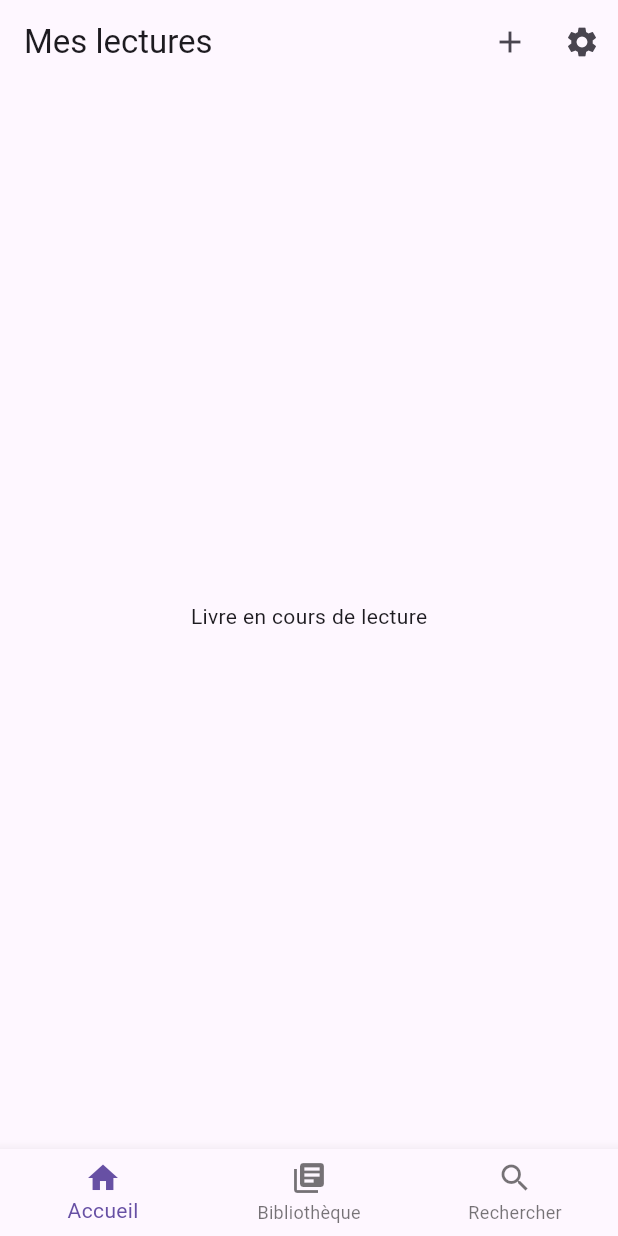
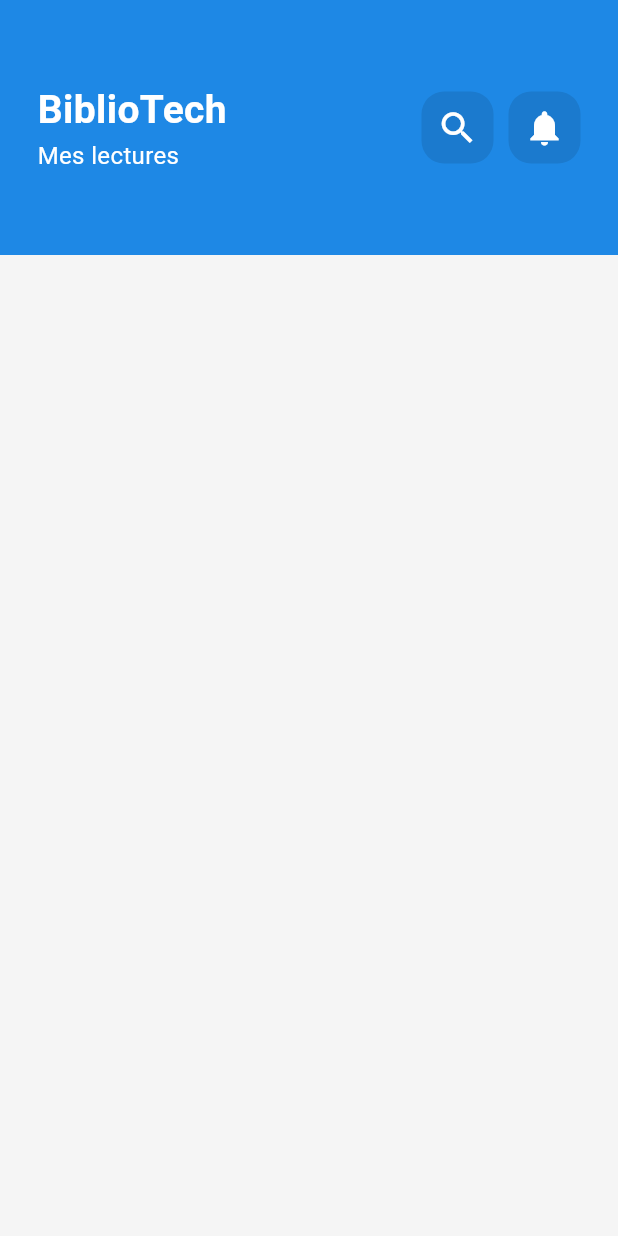
Before and after one commit to nrouelle/bibliotech_ui, a Flutter app: the screen it shows after launch, on a phone screen of 412 x 824 dp. Run offline on Flutter 3.47's test engine with Material 3 defaults, Android fonts, the phone set to English and light mode, and no system bars; generated files the repository leaves out were written again.

Commit message:
clean home page and add a header

```diff
--- a/lib/src/home/home_view.dart
+++ b/lib/src/home/home_view.dart
@@ -12,61 +12,88 @@ class HomeView extends StatefulWidget {
 }
 
 class _HomeViewState extends State<HomeView> {
-  int _selectedIndex = 0;
+  @override
+  Widget build(BuildContext context) {
+    return Scaffold(
+      backgroundColor: Colors.grey[100],
+      body: Column(
+        children: [const Header()],
+      ),
+    );
+  }
+}
 
-  static const List<Widget> _pages = <Widget>[
-    CurrentBook(),
-    BookListView(),
-    BookAddView(),
-    About()
-  ];
-
-  void _onItemTapped(int index) {
-    setState(() {
-      _selectedIndex = index;
-    });
-  }
+class Header extends StatelessWidget {
+  const Header({
+    super.key,
+  });
 
   @override
   Widget build(BuildContext context) {
-    return Scaffold(
-      appBar: AppBar(
-        title: const Text('Mes lectures'),
-        actions: [
-          IconButton(
-            icon: const Icon(Icons.add),
-            onPressed: () {
-              // Navigate to the settings page. If the user leaves and returns
-              // to the app after it has been killed while running in the
-              // background, the navigation stack is restored.
-              Navigator.pushNamed(context, BookAddView.routeName);
-            },
+    return Container(
+      padding: const EdgeInsets.symmetric(vertical: 25, horizontal: 25),
+      alignment: Alignment.center,
+      height: 170,
+      decoration: BoxDecoration(color: Colors.blue.shade600),
+      child: Row(
+        mainAxisAlignment: MainAxisAlignment.spaceBetween,
+        children: [
+          const Column(
+            crossAxisAlignment: CrossAxisAlignment.start,
+            mainAxisSize: MainAxisSize.min,
+            children: [
+              Text(
+                "BiblioTech",
+                style: TextStyle(
+                  fontSize: 26,
+                  fontWeight: FontWeight.bold,
+                  color: Colors.white,
+                ),
+              ),
+              Text(
+                "Mes lectures",
+                style: TextStyle(
+                  fontSize: 16,
+                  fontWeight: FontWeight.normal,
+                  color: Colors.white,
+                ),
+              )
+            ],
           ),
-          IconButton(
-            icon: const Icon(Icons.settings),
-            onPressed: () {
-              // Navigate to the settings page. If the user leaves and returns
-              // to the app after it has been killed while running in the
-              // background, the navigation stack is restored.
-              Navigator.restorablePushNamed(context, SettingsView.routeName);
-            },
-          ),
+          Row(children: [
+            Container(
+              decoration: BoxDecoration(
+                borderRadius: BorderRadius.circular(15),
+                color: Colors.black.withOpacity(.1),
+              ),
+              child: IconButton(
+                icon: const Icon(
+                  Icons.search,
+                  size: 28,
+                  color: Colors.white,
+                ),
+                onPressed: () {},
+              ),
+            ),
+            const SizedBox(
+              width: 10,
+            ),
+            Container(
+              decoration: BoxDecoration(
+                borderRadius: BorderRadius.circular(15),
+                color: Colors.black.withOpacity(.1),
+              ),
+              child: IconButton(
+                icon: const Icon(
+                  Icons.notifications,
+                  size: 28,
+                  color: Colors.white,
+                ),
+                onPressed: () {},
+              ),
+            ),
+          ]),
         ],
-      ),
-      body: Center(
-        child: _pages.elementAt(_selectedIndex),
-      ),
-      bottomNavigationBar: BottomNavigationBar(
-        type: BottomNavigationBarType.fixed,
-        items: const <BottomNavigationBarItem>[
-          BottomNavigationBarItem(icon: Icon(Icons.home), label: 'Accueil'),
-          BottomNavigationBarItem(
-              icon: Icon(Icons.library_books), label: 'Bibliothèque'),
-          BottomNavigationBarItem(
-              icon: Icon(Icons.search), label: 'Rechercher'),
-        ],
-        currentIndex: _selectedIndex,
-        onTap: _onItemTapped,
       ),
     );
   }
```
